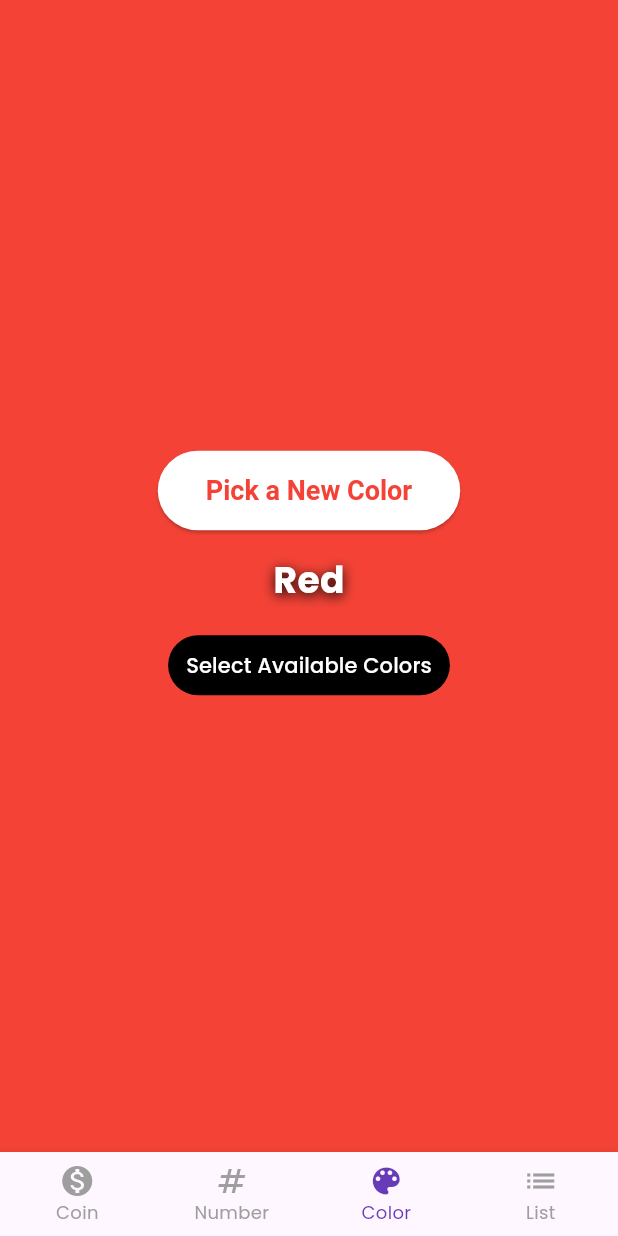
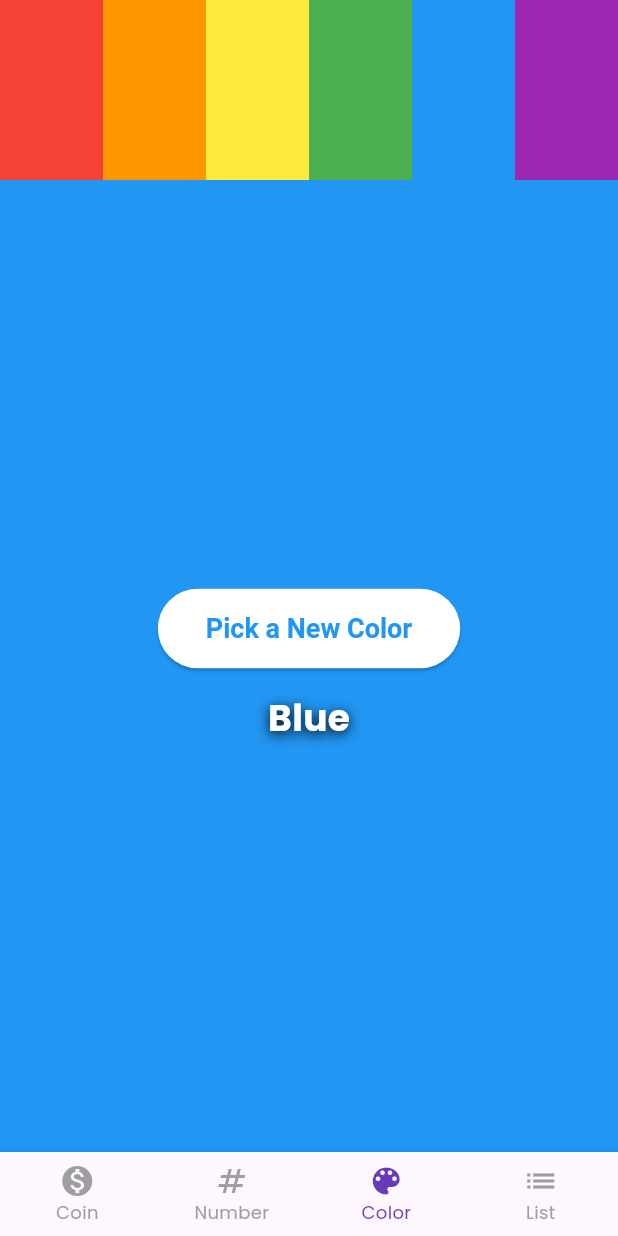
Before and after one commit to bluestemso/quikpik_app, a Flutter app: the screen it shows after launch, item 3 of the bottom bar chosen, after a tap on "Pick a New Color", on a phone screen of 412 x 824 dp. Run offline on Flutter 3.47's test engine with Material 3 defaults, Android fonts, the light colour scheme and no system bars; our stand-ins replace google_fonts, shared_preferences.

Commit message:
updated color config

```diff
--- a/lib/screens/coin_flip_screen.dart
+++ b/lib/screens/coin_flip_screen.dart
@@ -84,11 +84,11 @@ class _CoinFlipScreenState extends State<CoinFlipScreen> with SingleTickerProvid
                               height: 200,
                               decoration: BoxDecoration(
                                 shape: BoxShape.circle,
-                                color: _isHeads ? Colors.amber : Colors.amber.shade700,
+                                color: _isHeads ? Colors.blueGrey : Colors.blueGrey.shade700,
                                 boxShadow: [
                                   BoxShadow(
-                                    color: Colors.black.withValues(alpha: 26),
-                                    blurRadius: 10,
+                                    color: Colors.black.withValues(alpha: 16),
+                                    blurRadius: 3,
                                     offset: const Offset(0, 4),
                                   ),
                                 ],
--- a/lib/screens/random_color_screen.dart
+++ b/lib/screens/random_color_screen.dart
@@ -1,3 +1,4 @@
+import 'dart:math';
 import 'package:flutter/material.dart';
 import 'package:shared_preferences/shared_preferences.dart';
 
@@ -71,54 +72,11 @@ class _RandomColorScreenState extends State<RandomColorScreen> {
     }
   }
 
-  void _showColorSelectionModal() {
-    showModalBottomSheet(
-      context: context,
-      builder: (context) => StatefulBuilder(
-        builder: (context, setModalState) => Container(
-          padding: const EdgeInsets.all(16),
-          child: Column(
-            mainAxisSize: MainAxisSize.min,
-            children: [
-              const Text(
-                'Select Available Colors',
-                style: TextStyle(
-                  fontSize: 20,
-                  fontWeight: FontWeight.bold,
-                ),
-              ),
-              const SizedBox(height: 16),
-              ...List.generate(
-                _availableColors.length,
-                (index) => CheckboxListTile(
-                  title: Text(
-                    _getColorName(_availableColors[index]),
-                    style: TextStyle(
-                      color: _availableColors[index],
-                      fontWeight: FontWeight.bold,
-                    ),
-                  ),
-                  value: _selectedColors[index],
-                  onChanged: (value) {
-                    setModalState(() {
-                      _selectedColors[index] = value!;
+  void _toggleColor(int index) {
+    setState(() {
+      _selectedColors[index] = !_selectedColors[index];
     });
     _saveColorConfiguration();
-                  },
-                ),
-              ),
-              const SizedBox(height: 16),
-              ElevatedButton(
-                onPressed: () {
-                  Navigator.pop(context);
-                },
-                child: const Text('Done'),
-              ),
-            ],
-          ),
-        ),
-      ),
-    );
   }
 
   String _getColorName(Color color) {
@@ -150,7 +108,7 @@ class _RandomColorScreenState extends State<RandomColorScreen> {
     }
 
     setState(() {
-      _currentColor = availableColors[DateTime.now().millisecondsSinceEpoch % availableColors.length];
+      _currentColor = availableColors[Random().nextInt(availableColors.length)];
     });
   }
 
@@ -165,7 +123,42 @@ class _RandomColorScreenState extends State<RandomColorScreen> {
                 valueColor: AlwaysStoppedAnimation<Color>(Colors.white),
               ),
             )
-          : Center(
+          : Column(
+              children: [
+                Container(
+                  height: 120,
+                  margin: EdgeInsets.zero,
+                  child: ListView.builder(
+                    scrollDirection: Axis.horizontal,
+                    itemCount: _availableColors.length,
+                    itemBuilder: (context, index) {
+                      final color = _availableColors[index];
+                      final isSelected = _selectedColors[index];
+                      return GestureDetector(
+                        onTap: () => _toggleColor(index),
+                        child: Container(
+                          width: MediaQuery.of(context).size.width / _availableColors.length,
+                          decoration: BoxDecoration(
+                            color: color,
+                          ),
+                          child: Stack(
+                            alignment: Alignment.center,
+                            children: [
+                              if (!isSelected)
+                                const Icon(
+                                  Icons.block,
+                                  color: Colors.white,
+                                  size: 32,
+                                ),
+                            ],
+                          ),
+                        ),
+                      );
+                    },
+                  ),
+                ),
+                Expanded(
+                  child: Center(
                     child: Column(
                       mainAxisAlignment: MainAxisAlignment.center,
                       children: [
@@ -201,17 +194,11 @@ class _RandomColorScreenState extends State<RandomColorScreen> {
                             ],
                           ),
                         ),
-                  const SizedBox(height: 16),
-                  TextButton(
-                    onPressed: _showColorSelectionModal,
-                    style: TextButton.styleFrom(
-                      backgroundColor: Colors.black.withValues(alpha: 26),
-                      foregroundColor: Colors.white,
+                      ],
                     ),
-                    child: const Text('Select Available Colors'),
+                  ),
                 ),
               ],
-              ),
             ),
     );
   }
```
Lines whose indentation alone changed are shown as unchanged.
